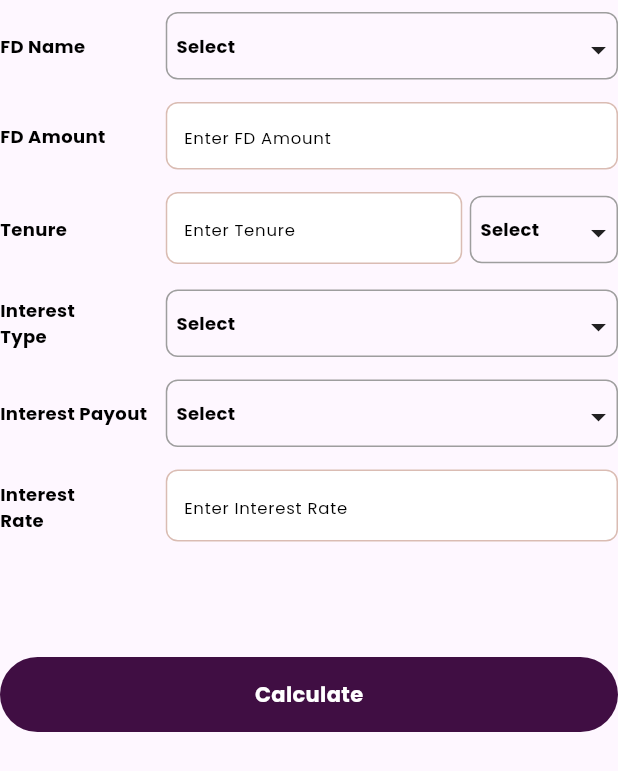
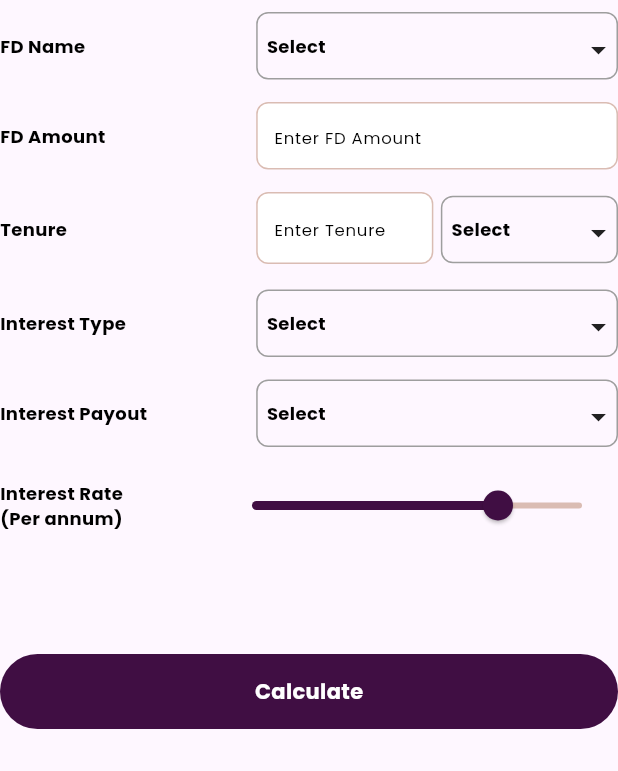
Before and after one commit to narmadakit/cbs_Mac, a Flutter app: the FDTabWidget widget shown alone on an empty page, opened directly, on a phone screen of 412 x 824 dp. Shown: the top 771 px of the screen. Run offline on Flutter 3.47's test engine with Material 3 defaults, Android fonts, the phone set to English and light mode, and no system bars; our stand-ins replace carousel_slider, equatable, flutter_bloc, google_fonts, lottie, package_info_plus and 3 more; missing offline and left inert: otp_autofill; accounts and stored records are empty; network calls fail.

Commit message:
slider and maturity api

```diff
--- a/lib/Calculator/FDTab.dart
+++ b/lib/Calculator/FDTab.dart
@@ -37,13 +37,15 @@ class _FDTabWidgetState extends State<FDTabWidget> {
   List<KeyValueModel> interestTypeKVList =[];
   List<KeyValueModel> interestPayOutKVList =[];
   List<FDDescriptionModel> fdSchemeDescList =[];
-  List<FDMaturityModel> fdMaturityList =[];
+  List<DepositMaturityModel> maturityList =[];
   bool isTenureLoader=false;
   var tenureTxtController = TextEditingController();
   var fdAmountController = TextEditingController();
   var interestRateController = TextEditingController();
-  dynamic minInterestRate;
-  dynamic maxInterestRate;
+  double minInterestRate =0.0;
+  double maxInterestRate=20.0;
+  // Define the current values for the range
+  double _currentRangeValues = 15;
   bool isInterestRate=false;
   bool isDescriptionVisible=false;
   FDInterestDetailsModel interestDetailsModel=FDInterestDetailsModel();
@@ -86,12 +88,13 @@ class _FDTabWidgetState extends State<FDTabWidget> {
             interestTypeKVList = FdInteresttype.keyValueList(state.responseModel.fdInteresttype!);
             interestPayOutList = state.responseModel.fdInteresttype![0].fdInterestPayoutList!;
             interestPayOutKVList  =  FdInterestPayoutList.keyValueList(interestPayOutList);
-            interestDetailsModel = state.responseModel ;
+            interestDetailsModel = state.responseModel;
           }
           else if(state is FDInterestRateSuccessState){
             isTenureLoader = false;
-            minInterestRate= state.responseModel.pMinInterestRate.toString();
-            maxInterestRate= state.responseModel.pMaxInterestRate.toString();
+            minInterestRate= double.parse(state.responseModel.pMinInterestRate.toString());
+            maxInterestRate= double.parse(state.responseModel.pMaxInterestRate.toString());
+            _currentRangeValues = maxInterestRate;
             isInterestRate=true;
           }
           else if(state is FDSchemeDescrSuccessState){
@@ -100,7 +103,7 @@ class _FDTabWidgetState extends State<FDTabWidget> {
           }
           else if(state is FDMaturitySuccessState){
             isTenureLoader = false;
-            fdMaturityList = state.responseModel;
+            maturityList = state.responseModel;
           }
           else{
             isTenureLoader = false;
@@ -143,7 +146,7 @@ class _FDTabWidgetState extends State<FDTabWidget> {
               mainAxisAlignment: MainAxisAlignment.spaceAround,
               children: [
                 Expanded(
-                    flex: 1,
+                    flex: 2,
                     child: Text('FD Name',style: AppStyles.boldTextBlack)),
                 const SizedBox(width: 10,),
                 Expanded(
@@ -167,7 +170,7 @@ class _FDTabWidgetState extends State<FDTabWidget> {
               mainAxisAlignment: MainAxisAlignment.spaceAround,
               children: [
                 Expanded(
-                    flex: 1,
+                    flex: 2,
                     child: Text('FD Amount',style: AppStyles.boldTextBlack)),
                 const SizedBox(width: 10,),
                 Expanded(
@@ -190,7 +193,7 @@ class _FDTabWidgetState extends State<FDTabWidget> {
               mainAxisAlignment: MainAxisAlignment.spaceAround,
               children: [
                 Expanded(
-                  flex: 1,
+                  flex: 2,
                     child: Text('Tenure',style: AppStyles.boldTextBlack)),
                 const SizedBox(width: 10,),
                 Expanded(
@@ -210,7 +213,7 @@ class _FDTabWidgetState extends State<FDTabWidget> {
                       ),
                       const SizedBox(width: 5,),
                       Expanded(
-                        flex: 1,
+                        flex: 2,
                         child: CustomDropdown(context: context,selectedValue: _selectedTenureValue,
                           onChanged: (value) {
                             _selectedTenureValue = value;
@@ -233,8 +236,8 @@ class _FDTabWidgetState extends State<FDTabWidget> {
               mainAxisAlignment: MainAxisAlignment.spaceAround,
               children: [
                 Expanded(
-                    flex: 1,
-                    child: Text('Interest\nType',style: AppStyles.boldTextBlack)),
+                    flex: 2,
+                    child: Text('Interest Type',style: AppStyles.boldTextBlack)),
                 const SizedBox(width: 10,),
                 Expanded(
                   flex: 3,
@@ -255,7 +258,7 @@ class _FDTabWidgetState extends State<FDTabWidget> {
               mainAxisAlignment: MainAxisAlignment.spaceAround,
               children: [
                 Expanded(
-                    flex: 1,
+                    flex: 2,
                     child: Text('Interest Payout',style: AppStyles.boldTextBlack)),
                 const SizedBox(width: 10),
                 Expanded(
@@ -275,63 +278,38 @@ class _FDTabWidgetState extends State<FDTabWidget> {
               ],
             ),
             SizedBox(height: gapHeight),
-            Visibility(
-              visible: isInterestRate,
-              child: Column(
-                children: [
-                  Row(
-                    mainAxisAlignment: MainAxisAlignment.spaceBetween,
-                    children: [
-                    Expanded(
-                      flex:2,
-                        child: Container()),
-                    Expanded(
-                      flex: 2,
-                      child: Row(
-                        children: [
-                          const Text('Min: '),
-                          Text(minInterestRate??""),
-                        ],
-                      ),
-                    ),
-                      Expanded(
-                        flex: 2,
-                        child: Row(
-                          children: [
-                            const Text('Max: '),
-                            Text(maxInterestRate??""),
-                          ],
-                        ),
-                      ),
-                  ],),
-                  const SizedBox(height: 5),
-                ],
-              ),
-            ),
 
             Row(
               mainAxisAlignment: MainAxisAlignment.spaceAround,
               children: [
                 Expanded(
-                    flex: 1,
-                    child: Text('Interest\nRate',style: AppStyles.boldTextBlack)),
+                    flex: 2,
+                    child: Text('Interest Rate\n(Per annum)',style: AppStyles.boldTextBlack)),
                 const SizedBox(width: 10,),
-                Expanded(
-                  flex: 3,
-                  child:CustomTextField(
-                      boxHeight: 50,
-                      context: context,
-                      controller: interestRateController,
-                      onChanged: (value) {
-                      }, hint: "Enter Interest Rate", textInputType: TextInputType.number),
-                )
+               Expanded(
+                 flex: 4,
+                 child: Slider(
+                   value: _currentRangeValues,
+                   divisions: 100,
+                   activeColor: AppStyles.btnColor,
+                   inactiveColor: AppStyles.bgColor3,
+                   min: minInterestRate,
+                   max: maxInterestRate,
+                   label: '${_currentRangeValues.toStringAsFixed(1)}%',
+                   onChanged: (value) {
+                     setState(() {
+                       _currentRangeValues = value;
+                       interestRateController.text = value.toString();
+                     });
+                 },),
+               ),
               ],
             ),
             SizedBox(height: gapHeight),
             SizedBox(height: gapHeight),
             ListView.builder(
               shrinkWrap: true,
-              itemCount: fdMaturityList.length,
+              itemCount: maturityList.length,
                 itemBuilder:(context, i) {
                   return Container(
                     decoration: BoxDecoration(
@@ -347,14 +325,14 @@ class _FDTabWidgetState extends State<FDTabWidget> {
                             children: [
                               Text('Interest Amount',style: AppStyles.boldTextBlack,),
                               SizedBox(height: 10,),
-                              Text(fdMaturityList[i].pInterestamount.toString(),style: AppStyles.smallLabelTextBold),
+                              Text(maturityList[i].pInterestamount.toString(),style: AppStyles.smallLabelTextBold),
                             ],
                           ),
                           Column(
                             children: [
                               Text('Maturity Amount',style: AppStyles.boldTextBlack),
                               SizedBox(height: 10,),
-                              Text(fdMaturityList[i].pMatueritytAmount.toString(),style: AppStyles.smallLabelTextBold),
+                              Text(maturityList[i].pMatueritytAmount.toString(),style: AppStyles.smallLabelTextBold),
                             ],
                           ),
                         ],
@@ -397,21 +375,23 @@ class _FDTabWidgetState extends State<FDTabWidget> {
                       width: 0.5,
                       color:Colors.grey,
                     ),
+                      dataTextStyle: AppStyles.smallLabelTextBold,
+                      headingTextStyle: AppStyles.customTextStyle(color: Colors.white,fontSize: 11),
                       headingRowHeight: 55,
                       horizontalMargin: 5,
                       showBottomBorder: true,
                       dataRowMaxHeight: 55,
                       columnSpacing: 12,
-                      headingRowColor: MaterialStateColor.resolveWith(
-                              (states) => Colors.blue.withOpacity(0.40)),
-                      columns: [
+                      headingRowColor: MaterialStateProperty.resolveWith<Color>((states) {
+                        return AppStyles.btnColor; // Color when the slider is active
+                      }),
+                      columns: const[
                         DataColumn(
                           label: SizedBox(
                             width: 40,
                             child: Center(
                               child: Text(
                                 "SL No",
-                                style: AppStyles.smallLabelTextBold,
                               ),
                             ),
                           ),
@@ -421,7 +401,6 @@ class _FDTabWidgetState extends State<FDTabWidget> {
                             child: Center(
                               child: Text(
                                 "Deposit Amount",
-                                style: AppStyles.smallLabelTextBold,
                               ),
                             ),
                           ),
@@ -431,7 +410,6 @@ class _FDTabWidgetState extends State<FDTabWidget> {
                             child: Center(
                               child: Text(
                                 "Investment Period",
-                                style: AppStyles.smallLabelTextBold,
                               ),
                             ),
                           ),
@@ -441,7 +419,6 @@ class _FDTabWidgetState extends State<FDTabWidget> {
                             child: Center(
                               child: Text(
                                 "Interest Rate/Value Per 100",
-                                style: AppStyles.smallLabelTextBold,
                               ),
                             ),
                           ),
@@ -451,7 +428,6 @@ class _FDTabWidgetState extends State<FDTabWidget> {
                             child: Center(
                               child: Text(
                                 "Interest Type",
-                                style: AppStyles.smallLabelTextBold,
                               ),
                             ),
                           ),
@@ -461,7 +437,6 @@ class _FDTabWidgetState extends State<FDTabWidget> {
                             child: Center(
                               child: Text(
                                 "Compound Type",
-                                style: AppStyles.smallLabelTextBold,
                               ),
                             ),
                           ),
@@ -471,7 +446,7 @@ class _FDTabWidgetState extends State<FDTabWidget> {
                             child: Center(
                               child: Text(
                                 "Interest PayOut",
-                                  style: AppStyles.smallLabelTextBold,
+
                               ),
                             ),
                           ),
@@ -480,9 +455,8 @@ class _FDTabWidgetState extends State<FDTabWidget> {
                     label: SizedBox(
                       child: Center(
                         child: Text(
-                            "Applicant Type",
-                            style: AppStyles.smallLabelTextBold,
-                                          ),
+                            "Applicant Type"
+                        ),
                       ),
                     ),
                               ),
--- a/lib/Calculator/bloc/FD/FDBloc.dart
+++ b/lib/Calculator/bloc/FD/FDBloc.dart
@@ -80,7 +80,7 @@ class FDBloc extends Bloc<FDEvent,FDStates>{
   getFDMaturityAmountBloc(GetFDMaturityEvent event, Emitter<FDStates> emit) async {
     emit(FDTenureLoadingState());
     try{
-      List<FDMaturityModel> responseData = await repo.getFDMaturityAmountRepo(event.interestMode,event.tenure,event.enterAmount,
+      List<DepositMaturityModel> responseData = await repo.getFDMaturityAmountRepo(event.interestMode,event.tenure,event.enterAmount,
           event.interestPayout,event.compoundSimpleInterestType,event.interestRate,event.calTyPe,event.compoundType);
       emit(FDMaturitySuccessState(responseData));
     }
--- a/lib/Calculator/bloc/FD/FDState.dart
+++ b/lib/Calculator/bloc/FD/FDState.dart
@@ -72,7 +72,7 @@ class FDSchemeDescrSuccessState extends FDStates{
 }
 
 class FDMaturitySuccessState extends FDStates{
-  final List<FDMaturityModel> responseModel;
+  final List<DepositMaturityModel> responseModel;
   FDMaturitySuccessState(this.responseModel);
   @override
   List<Object?> get props => [responseModel];
--- /dev/null
+++ b/lib/Calculator/bloc/Loan/LoanBloc.dart
@@ -0,0 +1 @@
+class LoanBloc{}
--- a/lib/Calculator/model/FDMaturityModel.dart
+++ b/lib/Calculator/model/FDMaturityModel.dart
@@ -1,10 +1,10 @@
-class FDMaturityModel {
+class DepositMaturityModel {
   dynamic pMatueritytAmount;
   dynamic pInterestamount;
 
-  FDMaturityModel({this.pMatueritytAmount, this.pInterestamount});
+  DepositMaturityModel({this.pMatueritytAmount, this.pInterestamount});
 
-  FDMaturityModel.fromJson(Map<String, dynamic> json) {
+  DepositMaturityModel.fromJson(Map<String, dynamic> json) {
     pMatueritytAmount = json['pMatueritytAmount'];
     pInterestamount = json['pInterestamount'];
   }
--- /dev/null
+++ b/lib/Calculator/model/LoanTypeModel.dart
@@ -0,0 +1,169 @@
+class LoanTypeModel {
+  dynamic getidentificationdocumentsList;
+  dynamic instalmentdatedetailslist;
+  dynamic loanconfigurationlist;
+  dynamic identificationdocumentsList;
+  dynamic  referralCommissioLoanList;
+  dynamic penaltyConfigurationList;
+  dynamic ltvConfiguration;
+  dynamic rbtConfiguration;
+  dynamic intrestConfiguration;
+  dynamic rebateconfig;
+  dynamic loaninterestchanges;
+  dynamic pLoanid;
+  dynamic pLoanNmae;
+  dynamic pLoantypeid;
+  String? pLoantype;
+  dynamic pLoanname;
+  dynamic pLoancode;
+  dynamic pCompanycode;
+  dynamic pBranchcode;
+  dynamic pSeries;
+  dynamic pSerieslength;
+  dynamic pLoanidcode;
+  dynamic pCount;
+  dynamic modifiedby;
+  dynamic pCreatedby;
+  dynamic pModifiedby;
+  dynamic pStatusid;
+  dynamic pformaccess;
+  dynamic pStatusname;
+  dynamic pEffectfromdate;
+  dynamic pEffecttodate;
+  dynamic ptypeofoperation;
+  dynamic pipaddress;
+  dynamic pactivitytype;
+  dynamic currencyformat;
+  dynamic dateformat;
+  dynamic schemaname;
+  dynamic preleasetype;
+  dynamic pbranchid;
+
+  LoanTypeModel(
+      {this.getidentificationdocumentsList,
+        this.instalmentdatedetailslist,
+        this.loanconfigurationlist,
+        this.identificationdocumentsList,
+        this.referralCommissioLoanList,
+        this.penaltyConfigurationList,
+        this.ltvConfiguration,
+        this.rbtConfiguration,
+        this.intrestConfiguration,
+        this.rebateconfig,
+        this.loaninterestchanges,
+        this.pLoanid,
+        this.pLoanNmae,
+        this.pLoantypeid,
+        this.pLoantype,
+        this.pLoanname,
+        this.pLoancode,
+        this.pCompanycode,
+        this.pBranchcode,
+        this.pSeries,
+        this.pSerieslength,
+        this.pLoanidcode,
+        this.pCount,
+        this.modifiedby,
+        this.pCreatedby,
+        this.pModifiedby,
+        this.pStatusid,
+        this.pformaccess,
+        this.pStatusname,
+        this.pEffectfromdate,
+        this.pEffecttodate,
+        this.ptypeofoperation,
+        this.pipaddress,
+        this.pactivitytype,
+        this.currencyformat,
+        this.dateformat,
+        this.schemaname,
+        this.preleasetype,
+        this.pbranchid});
+
+  LoanTypeModel.fromJson(Map<String, dynamic> json) {
+    getidentificationdocumentsList = json['getidentificationdocumentsList'];
+    instalmentdatedetailslist = json['instalmentdatedetailslist'];
+    loanconfigurationlist = json['loanconfigurationlist'];
+    identificationdocumentsList = json['identificationdocumentsList'];
+    referralCommissioLoanList = json['referralCommissioLoanList'];
+    penaltyConfigurationList = json['penaltyConfigurationList'];
+    ltvConfiguration = json['ltvConfiguration'];
+    rbtConfiguration = json['rbtConfiguration'];
+    intrestConfiguration = json['intrestConfiguration'];
+    rebateconfig = json['rebateconfig'];
+    loaninterestchanges = json['loaninterestchanges'];
+    pLoanid = json['pLoanid'];
+    pLoanNmae = json['pLoanNmae'];
+    pLoantypeid = json['pLoantypeid'];
+    pLoantype = json['pLoantype'];
+    pLoanname = json['pLoanname'];
+    pLoancode = json['pLoancode'];
+    pCompanycode = json['pCompanycode'];
+    pBranchcode = json['pBranchcode'];
+    pSeries = json['pSeries'];
+    pSerieslength = json['pSerieslength'];
+    pLoanidcode = json['pLoanidcode'];
+    pCount = json['pCount'];
+    modifiedby = json['modifiedby'];
+    pCreatedby = json['pCreatedby'];
+    pModifiedby = json['pModifiedby'];
+    pStatusid = json['pStatusid'];
+    pformaccess = json['pformaccess'];
+    pStatusname = json['pStatusname'];
+    pEffectfromdate = json['pEffectfromdate'];
+    pEffecttodate = json['pEffecttodate'];
+    ptypeofoperation = json['ptypeofoperation'];
+    pipaddress = json['pipaddress'];
+    pactivitytype = json['pactivitytype'];
+    currencyformat = json['currencyformat'];
+    dateformat = json['dateformat'];
+    schemaname = json['schemaname'];
+    preleasetype = json['preleasetype'];
+    pbranchid = json['pbranchid'];
+  }
+
+  Map<String, dynamic> toJson() {
+    final Map<String, dynamic> data = new Map<String, dynamic>();
+    data['getidentificationdocumentsList'] =
+        this.getidentificationdocumentsList;
+    data['instalmentdatedetailslist'] = this.instalmentdatedetailslist;
+    data['loanconfigurationlist'] = this.loanconfigurationlist;
+    data['identificationdocumentsList'] = this.identificationdocumentsList;
+    data['referralCommissioLoanList'] = this.referralCommissioLoanList;
+    data['penaltyConfigurationList'] = this.penaltyConfigurationList;
+    data['ltvConfiguration'] = this.ltvConfiguration;
+    data['rbtConfiguration'] = this.rbtConfiguration;
+    data['intrestConfiguration'] = this.intrestConfiguration;
+    data['rebateconfig'] = this.rebateconfig;
+    data['loaninterestchanges'] = this.loaninterestchanges;
+    data['pLoanid'] = this.pLoanid;
+    data['pLoanNmae'] = this.pLoanNmae;
+    data['pLoantypeid'] = this.pLoantypeid;
+    data['pLoantype'] = this.pLoantype;
+    data['pLoanname'] = this.pLoanname;
+    data['pLoancode'] = this.pLoancode;
+    data['pCompanycode'] = this.pCompanycode;
+    data['pBranchcode'] = this.pBranchcode;
+    data['pSeries'] = this.pSeries;
+    data['pSerieslength'] = this.pSerieslength;
+    data['pLoanidcode'] = this.pLoanidcode;
+    data['pCount'] = this.pCount;
+    data['modifiedby'] = this.modifiedby;
+    data['pCreatedby'] = this.pCreatedby;
+    data['pModifiedby'] = this.pModifiedby;
+    data['pStatusid'] = this.pStatusid;
+    data['pformaccess'] = this.pformaccess;
+    data['pStatusname'] = this.pStatusname;
+    data['pEffectfromdate'] = this.pEffectfromdate;
+    data['pEffecttodate'] = this.pEffecttodate;
+    data['ptypeofoperation'] = this.ptypeofoperation;
+    data['pipaddress'] = this.pipaddress;
+    data['pactivitytype'] = this.pactivitytype;
+    data['currencyformat'] = this.currencyformat;
+    data['dateformat'] = this.dateformat;
+    data['schemaname'] = this.schemaname;
+    data['preleasetype'] = this.preleasetype;
+    data['pbranchid'] = this.pbranchid;
+    return data;
+  }
+}
--- a/lib/network/ApiURL.dart
+++ b/lib/network/ApiURL.dart
@@ -8,6 +8,7 @@ class ApiURL{
   static String getCompanyDetails= "${BASE_URL}api/Settings/GetcompanyNameandaddressDetails";
 
   //Emi calculator
+  //FD
   static String getAllTransactionsSchemes(String formName,applicantType,memberType) => "${BASE_URL}api/Banking/GetAllTransactionsSchemes?FormName=$formName&ApplicantType=$applicantType&MemberType=$memberType";
   static String getFdTenureModesApi(String fdName,applicantType,memberType) => "${BASE_URL}api/Banking/GetFdSchemeTenureModes?Fdname=$fdName&ApplicantType=$applicantType&MemberType=$memberType";
   static String getFdInterestDetailsApi(String applicantType,memberType,fdConfigID,fdName,tenure,tenureMode,depositAmount) => "${BASE_URL}api/Banking/GetFdSchemeDetails?ApplicantType=$applicantType&MemberType=$memberType&FdconfigID=$fdConfigID&Fdname=$fdName&Tenure=$tenure&Tenuremode=$tenureMode&Depositamount=$depositAmount";
@@ -17,10 +18,16 @@ class ApiURL{
   static String getFdMaturityAmountApi({required String interestMode, tenure, enterAmount, interestPayOut, compoundSimpleInterestType, interestRate, calType, compoundType}) =>
       "${BASE_URL}api/Banking/GetFDMaturityamount?pInterestMode=$interestMode&pInterestTenure=$tenure&pDepositAmount=$enterAmount&pInterestPayOut=$interestPayOut&pCompoundorSimpleInterestType=$compoundSimpleInterestType&pInterestRate=$interestRate&pCalType=$calType&pcompoundtype=$compoundType";
 
+  //RD
   static String getRdTenureModesApi(String rdName,applicantType,memberType) => "${BASE_URL}api/Banking/GetRdSchemeTenureModes?Rdname=$rdName&ApplicantType=$applicantType&MemberType=$memberType";
   static String getRdInterestDetailsApi(String applicantType,memberType,configID,rdName,tenure,tenureMode,instalmentAmount) => "${BASE_URL}api/Banking/GetRdSchemeDetails?ApplicantType=$applicantType&MemberType=$memberType&RdconfigID=$configID&Rdname=$rdName&Tenure=$tenure&Tenuremode=$tenureMode&instalmentamount=$instalmentAmount";
   static String getRdInterestRateApi(String rdName,installmentAmount,tenure,tenureMode,interestPayout,memberType,applicantType) => "${BASE_URL}api/Banking/GetRDTenureandMininterestRateofInterestRate?Rdname=$rdName&instalmentamount=$installmentAmount&Tenure=$tenure&TenureMode=$tenureMode&InterestPayout=$interestPayout&MemberType=$memberType&papplicanttype=$applicantType";
-  static String getRdMaturityAmountApi(String interestMode,tenure,instalmentAmount,interestPayOut,compoundSimpleInterestType,compoundType,interestRate,calType) => "${BASE_URL}api/Banking/getRdMaturityAmountApi?pInterestMode=$interestMode&pInterestTenure=$tenure&instalmentamount=$instalmentAmount&pInterestPayOut=$interestPayOut&pCompoundorSimpleInterestType=$compoundSimpleInterestType&pCompoundType=$compoundType&pInterestRate=$interestRate&pCalType=$calType";
+  static String getRdMaturityAmountApi({required String interestMode, tenure, enterAmount, interestPayOut, compoundSimpleInterestType, compoundType, interestRate, calType}) =>
+      "${BASE_URL}api/Banking/GetRDMaturityamount?pInterestMode=$interestMode&pInterestTenure=$tenure&instalmentamount=$enterAmount&pInterestPayOut=$interestPayOut&pCompoundorSimpleInterestType=$compoundSimpleInterestType&pCompoundType=$compoundType&pInterestRate=$interestRate&pCalType=$calType";
   static String getRdDescriptionApi(String rdName,memberType,applicantType) => "${BASE_URL}api/Banking/GetRdSchemeDetailsforGrid?Rdname=$rdName&ApplicantType=$applicantType&MemberType=$memberType";
 
+  //LOANs
+  static String getLoanTypeApi = "${BASE_URL}api/loans/masters/loanmaster/getfiLoanTypes";
+
+
 }
--- a/pubspec.yaml
+++ b/pubspec.yaml
@@ -47,6 +47,7 @@ dependencies:
   intl: ^0.20.2
   lottie: ^3.2.0
   permission_handler: ^11.4.0
+  another_xlider: ^3.0.2
 
 dev_dependencies:
   flutter_test:
```
Also changed, not shown: lib/Calculator/LoansTab.dart (+8 -2 lines), lib/Calculator/RDTab.dart (+128 -76 lines), lib/Calculator/bloc/Loan/LoanEvent.dart (added, +14 -0 lines), lib/Calculator/bloc/Loan/LoanState.dart (added, +28 -0 lines), lib/Calculator/bloc/RD/RDBloc.dart (+14 -0 lines), lib/Calculator/bloc/RD/RDEvent.dart (+17 -0 lines), lib/Calculator/bloc/RD/RDState.dart (+8 -0 lines), lib/network/Repository.dart (+51 -3 lines), pubspec.lock.
